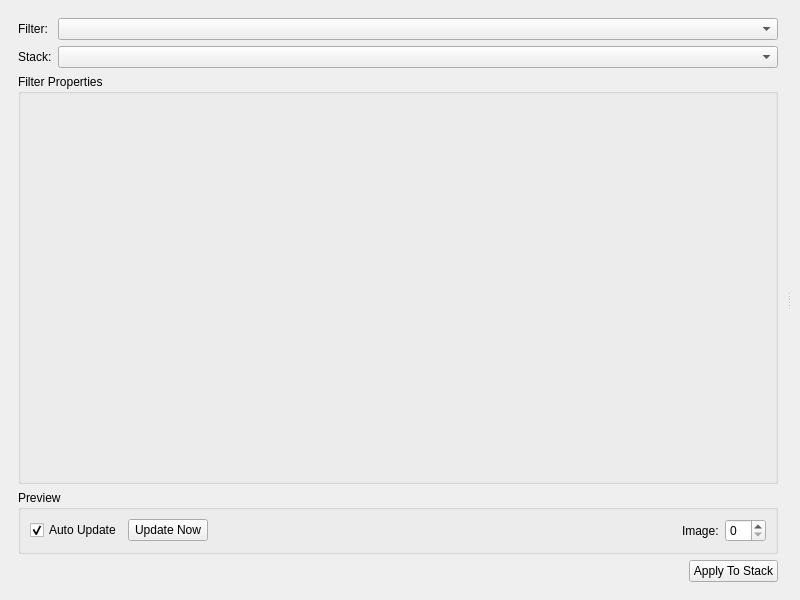
mantidproject/mantidimaging, file mantidimaging/gui/ui/filters_window.ui: the form before one commit.
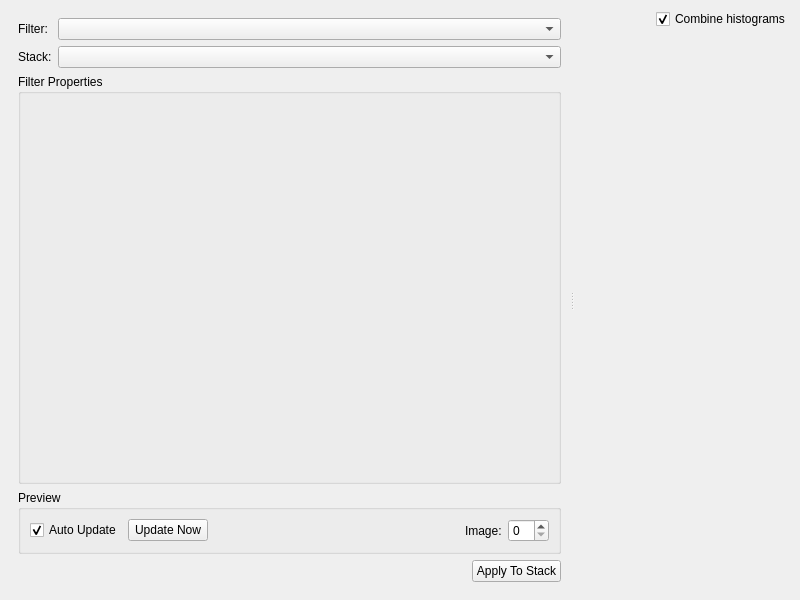
The form after the commit. Custom widgets are drawn as their Qt base class.

Commit message: Toggle between histogram modes

Patch:
```diff
--- a/mantidimaging/gui/ui/filters_window.ui
+++ b/mantidimaging/gui/ui/filters_window.ui
@@ -161,7 +161,34 @@
        </layout>
       </widget>
       <widget class="QWidget" name="layoutWidget_2">
-       <layout class="QVBoxLayout" name="previewsLayout"/>
+       <layout class="QVBoxLayout" name="previewsPaneLayout">
+        <item>
+         <layout class="QHBoxLayout" name="previewsPaneToolbar">
+          <property name="sizeConstraint">
+           <enum>QLayout::SetDefaultConstraint</enum>
+          </property>
+          <item alignment="Qt::AlignRight|Qt::AlignTop">
+           <widget class="QCheckBox" name="combinedHistograms">
+            <property name="sizePolicy">
+             <sizepolicy hsizetype="Minimum" vsizetype="Minimum">
+              <horstretch>0</horstretch>
+              <verstretch>0</verstretch>
+             </sizepolicy>
+            </property>
+            <property name="text">
+             <string>Combine histograms</string>
+            </property>
+            <property name="checked">
+             <bool>true</bool>
+            </property>
+           </widget>
+          </item>
+         </layout>
+        </item>
+        <item>
+         <layout class="QVBoxLayout" name="previewsLayout"/>
+        </item>
+       </layout>
       </widget>
      </widget>
     </item>
```
The commit also changes 2 other files.
